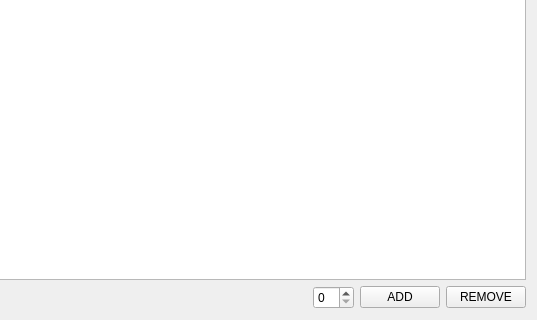
Qt form Lab-2/treewidget.ui (Helbushek/2nd_course_2.0) before a commit; both pictures show x 221 to 758 and y 181 to 501 of the 758 by 501 pixel window.
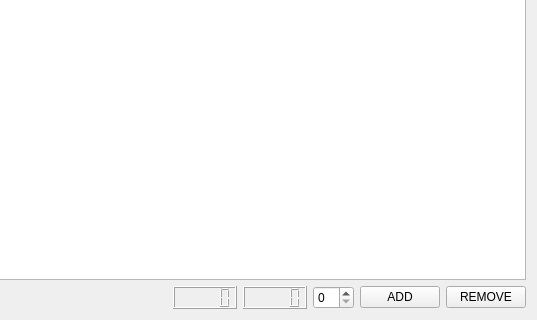
The same form after that commit.

The edit to the form file:
```diff
--- a/Lab-2/treewidget.ui
+++ b/Lab-2/treewidget.ui
@@ -32,6 +32,18 @@
        </property>
       </spacer>
      </item>
+     <item>
+      <widget class="QLCDNumber" name="lcdNumber_2"/>
+     </item>
+     <item>
+      <widget class="QLCDNumber" name="lcdNumber">
+       <property name="font">
+        <font>
+         <pointsize>12</pointsize>
+        </font>
+       </property>
+      </widget>
+     </item>
      <item>
       <widget class="QSpinBox" name="spinBox"/>
      </item>
```
